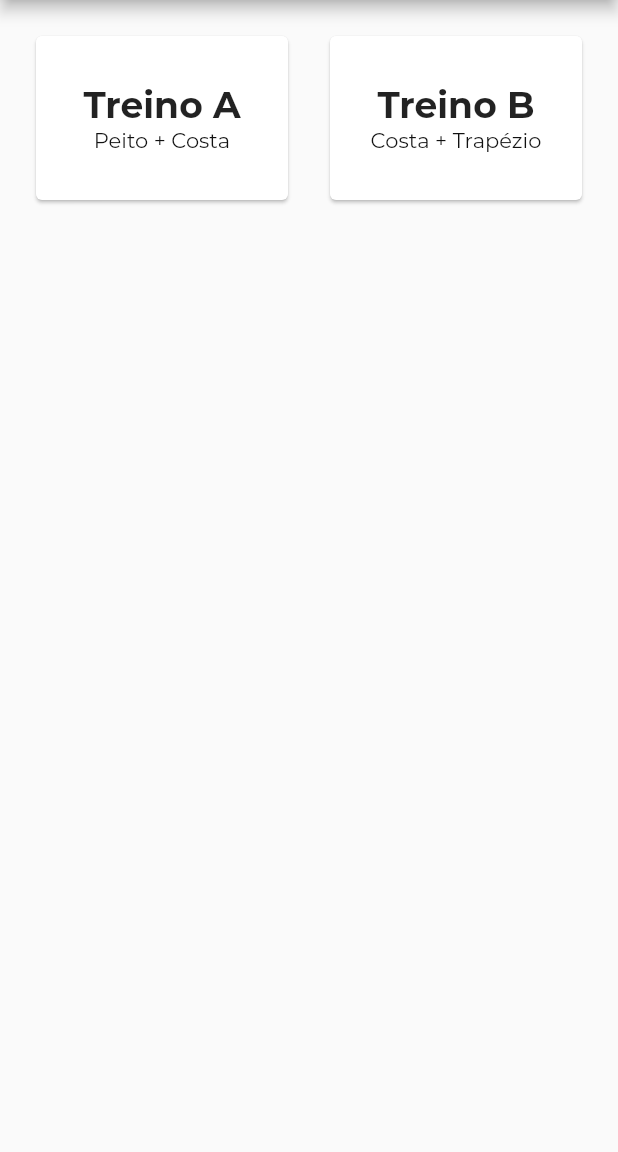
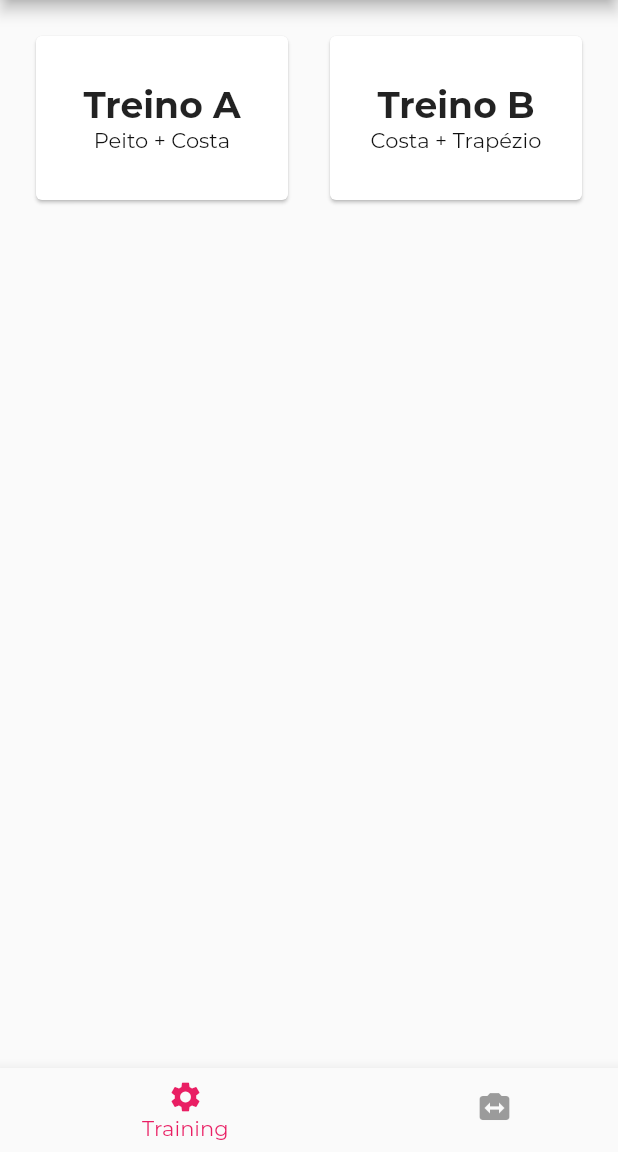
Before and after one commit to raulfdm/my-fitness-buddy, a Flutter app: the screen it shows after launch, on a phone screen of 412 x 824 dp, the part 84-1236 px from its top. Run offline on Flutter 3.47's test engine with Material 2 defaults, Android fonts, the phone set to English and light mode, and no system bars; project files that could hold a hidden picture were left out.

Commit message:
Implement bottom nav bar

```diff
--- a/lib/config/routes.dart
+++ b/lib/config/routes.dart
@@ -1,7 +1,7 @@
 import '../screens/training_sheet_detail_screen.dart';
-import '../screens/training_sheets_screen.dart';
+import '../screens/main_screen.dart';
 
 final ROUTES = {
-  TrainingSheetsScreen.route: (_) => TrainingSheetsScreen(),
   TrainingSheetDetailScreen.route: (_) => TrainingSheetDetailScreen(),
+  MainScreen.route: (_) => MainScreen()
 };
--- /dev/null
+++ b/lib/screens/main_screen.dart
@@ -0,0 +1,39 @@
+import 'package:flutter/material.dart';
+
+import './diet_sheets_screen.dart';
+import './training_sheets_screen.dart';
+import '../widgets/scaffold_app.dart';
+import '../widgets/bottom_nav_bar.dart';
+
+class MainScreen extends StatefulWidget {
+  static String route = '/';
+
+  @override
+  _MainScreenState createState() => _MainScreenState();
+}
+
+class _MainScreenState extends State<MainScreen> {
+  final List<Widget> _widgetsToRender = [
+    TrainingSheetsScreen(),
+    DietSheetsScreen(),
+  ];
+
+  int _currentIndex = 0;
+
+  void _onTabChange(int index) {
+    setState(() {
+      _currentIndex = index;
+    });
+  }
+
+  @override
+  Widget build(BuildContext context) {
+    return ScaffoldApp(
+      body: _widgetsToRender[_currentIndex],
+      navigation: BottomNavBar(
+        currentIndex: _currentIndex,
+        onTabChange: _onTabChange,
+      ),
+    );
+  }
+}
--- a/lib/screens/training_sheets_screen.dart
+++ b/lib/screens/training_sheets_screen.dart
@@ -1,7 +1,6 @@
 import 'package:flutter/material.dart';
 
 import '../widgets/training_sheet_item.dart';
-import '../widgets/scaffold_app.dart';
 
 import '../dummy_data.dart';
 
@@ -10,8 +9,7 @@ class TrainingSheetsScreen extends StatelessWidget {
 
   @override
   Widget build(BuildContext context) {
-    return ScaffoldApp(
-      body: GridView(
+    return GridView(
       padding: EdgeInsets.all(20),
       children: DUMMY_TRAINING_SHEET.map((t) {
         return TrainingSheetItem(
@@ -23,7 +21,6 @@ class TrainingSheetsScreen extends StatelessWidget {
           childAspectRatio: 3 / 2,
           crossAxisSpacing: 20,
           mainAxisSpacing: 20),
-      ),
     );
   }
 }
--- /dev/null
+++ b/lib/widgets/bottom_nav_bar.dart
@@ -0,0 +1,33 @@
+import 'package:flutter/material.dart';
+
+class BottomNavBar extends StatelessWidget {
+  final int currentIndex;
+  final Function onTabChange;
+
+  const BottomNavBar({
+    Key key,
+    @required this.currentIndex,
+    @required this.onTabChange,
+  }) : super(key: key);
+
+  @override
+  Widget build(BuildContext context) {
+    return BottomNavigationBar(
+      selectedItemColor: Theme.of(context).primaryColor,
+      unselectedItemColor: Theme.of(context).disabledColor,
+      currentIndex: currentIndex,
+      type: BottomNavigationBarType.shifting,
+      onTap: onTabChange,
+      items: [
+        BottomNavigationBarItem(
+          icon: Icon(Icons.settings),
+          title: Text('Training'),
+        ),
+        BottomNavigationBarItem(
+          icon: Icon(Icons.switch_camera),
+          title: Text('Diet'),
+        ),
+      ],
+    );
+  }
+}
--- a/lib/widgets/scaffold_app.dart
+++ b/lib/widgets/scaffold_app.dart
@@ -3,8 +3,9 @@ import 'package:flutter/material.dart';
 class ScaffoldApp extends StatelessWidget {
   final Widget body;
   final String title;
+  final Widget navigation;
 
-  const ScaffoldApp({Key key, @required this.body, title})
+  const ScaffoldApp({Key key, @required this.body, title, this.navigation})
       : title = title ?? 'My Fitness Buddy',
         super(key: key);
 
@@ -19,6 +20,7 @@ class ScaffoldApp extends StatelessWidget {
         centerTitle: true,
       ),
       body: this.body,
+      bottomNavigationBar: navigation,
     );
   }
 }
```
Also changed, not shown: lib/main.dart (+0 -38 lines), lib/screens/diet_sheets_screen.dart (added, +12 -0 lines). Lines whose indentation alone changed are shown as unchanged.
